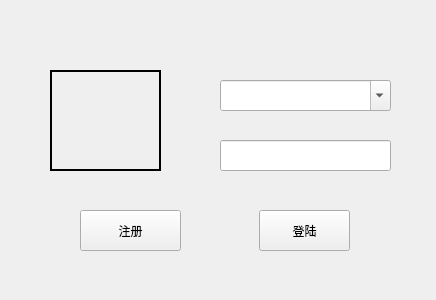
Old version of the form Restaurant/logindialog.ui in the repository PG98/2017SepQt.
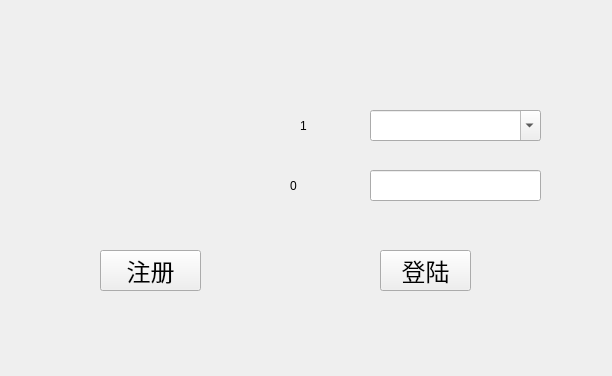
New version of the form.

Diff of the .ui file:
```diff
--- a/Restaurant/logindialog.ui
+++ b/Restaurant/logindialog.ui
@@ -6,8 +6,8 @@
    <rect>
     <x>0</x>
     <y>0</y>
-    <width>436</width>
-    <height>300</height>
+    <width>612</width>
+    <height>376</height>
    </rect>
   </property>
   <property name="windowTitle">
@@ -16,14 +16,14 @@
   <widget class="QLabel" name="userPic">
    <property name="geometry">
     <rect>
-     <x>50</x>
+     <x>70</x>
      <y>70</y>
-     <width>111</width>
-     <height>101</height>
+     <width>151</width>
+     <height>141</height>
     </rect>
    </property>
    <property name="frameShape">
-    <enum>QFrame::WinPanel</enum>
+    <enum>QFrame::NoFrame</enum>
    </property>
    <property name="text">
     <string/>
@@ -32,12 +32,18 @@
   <widget class="QPushButton" name="regBtn">
    <property name="geometry">
     <rect>
-     <x>80</x>
-     <y>210</y>
+     <x>100</x>
+     <y>250</y>
      <width>101</width>
      <height>41</height>
     </rect>
    </property>
+   <property name="font">
+    <font>
+     <family>Wawati SC</family>
+     <pointsize>18</pointsize>
+    </font>
+   </property>
    <property name="text">
     <string>注册</string>
    </property>
@@ -54,12 +60,18 @@
   <widget class="QPushButton" name="loginBtn">
    <property name="geometry">
     <rect>
-     <x>259</x>
-     <y>210</y>
+     <x>380</x>
+     <y>250</y>
      <width>91</width>
      <height>41</height>
     </rect>
    </property>
+   <property name="font">
+    <font>
+     <family>Wawati SC</family>
+     <pointsize>18</pointsize>
+    </font>
+   </property>
    <property name="text">
     <string>登陆</string>
    </property>
@@ -70,8 +82,8 @@
   <widget class="QComboBox" name="nameCmBox">
    <property name="geometry">
     <rect>
-     <x>220</x>
-     <y>80</y>
+     <x>370</x>
+     <y>110</y>
      <width>171</width>
      <height>31</height>
     </rect>
@@ -86,13 +98,39 @@
   <widget class="QLineEdit" name="pwdLineEdit">
    <property name="geometry">
     <rect>
-     <x>220</x>
-     <y>140</y>
+     <x>370</x>
+     <y>170</y>
      <width>171</width>
      <height>31</height>
     </rect>
    </property>
   </widget>
+  <widget class="QLabel" name="pwdLabel">
+   <property name="geometry">
+    <rect>
+     <x>290</x>
+     <y>150</y>
+     <width>81</width>
+     <height>71</height>
+    </rect>
+   </property>
+   <property name="text">
+    <string>0</string>
+   </property>
+  </widget>
+  <widget class="QLabel" name="userLabel">
+   <property name="geometry">
+    <rect>
+     <x>300</x>
+     <y>100</y>
+     <width>61</width>
+     <height>51</height>
+    </rect>
+   </property>
+   <property name="text">
+    <string>1</string>
+   </property>
+  </widget>
  </widget>
  <resources/>
  <connections/>
```
